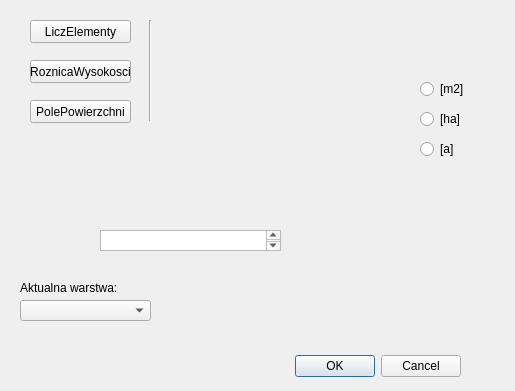
Old version of the form proj_2/proj_2_dialog_base.ui in the repository jj03141/wtyczka-qgis.
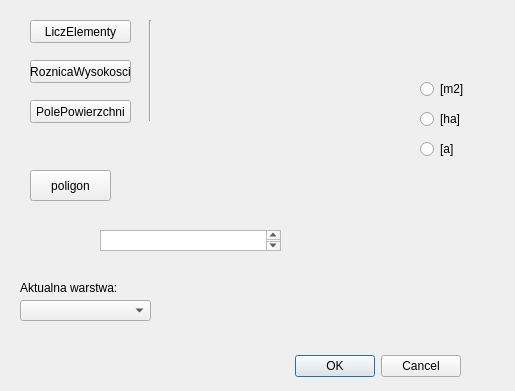
New version of the form. Custom widgets are drawn as their Qt base class.

```diff
--- a/proj_2/proj_2_dialog_base.ui
+++ b/proj_2/proj_2_dialog_base.ui
@@ -205,6 +205,32 @@
     <string>[a]</string>
    </property>
   </widget>
+  <widget class="QPushButton" name="pushButton_poligon">
+   <property name="geometry">
+    <rect>
+     <x>30</x>
+     <y>170</y>
+     <width>81</width>
+     <height>31</height>
+    </rect>
+   </property>
+   <property name="text">
+    <string>poligon</string>
+   </property>
+  </widget>
+  <widget class="QLabel" name="label_poligon">
+   <property name="geometry">
+    <rect>
+     <x>160</x>
+     <y>170</y>
+     <width>121</width>
+     <height>41</height>
+    </rect>
+   </property>
+   <property name="text">
+    <string/>
+   </property>
+  </widget>
  </widget>
  <customwidgets>
   <customwidget>
```
